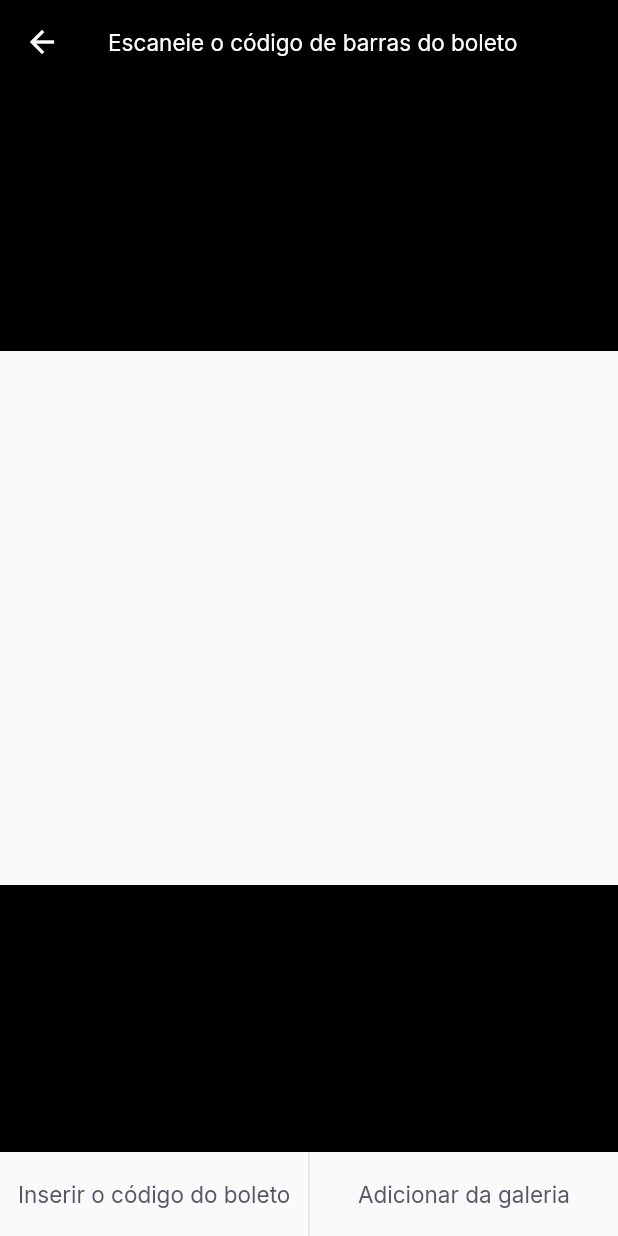
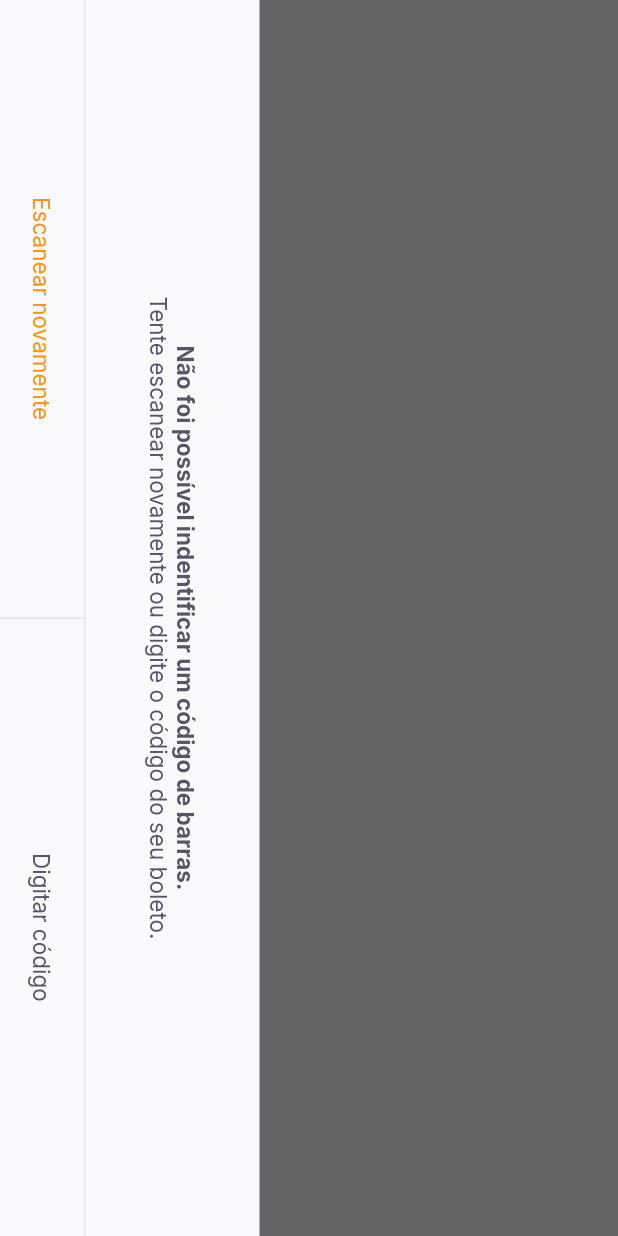
Before and after one commit to lucaswilliamgomes/payflow, a Flutter app: the BarcodeScannerPage screen opened by its route, on a phone screen of 412 x 824 dp. Run offline on Flutter 3.47's test engine with Material 2 defaults, Android fonts, the phone set to English and light mode, and no system bars; our stand-ins replace firebase_core, google_fonts, google_sign_in, shared_preferences; accounts and stored records are empty.

Commit message:
Create layout barcode scanner

```diff
--- a/lib/app_widget.dart
+++ b/lib/app_widget.dart
@@ -1,25 +1,34 @@
 import 'package:flutter/material.dart';
+import 'package:flutter/services.dart';
 import 'package:payflow/modules/barcode_scanner/barcode_scanner_page.dart';
 import 'package:payflow/modules/login/login_page.dart';
 import 'package:payflow/modules/splash/splash_page.dart';
-
 import 'modules/home/home_page.dart';
 import 'shared/themes/app_colors.dart';
 
 class AppWidget extends StatelessWidget {
   @override
   Widget build(BuildContext context) {
+        SystemChrome.setPreferredOrientations(
+      [
+        DeviceOrientation.portraitDown,
+        DeviceOrientation.portraitUp,
+      ],
+    );
     return MaterialApp(
         debugShowCheckedModeBanner: false,
         title: 'Pay Flow',
-        theme: ThemeData(primaryColor: AppColors.primary),
+        theme: ThemeData(
+          primarySwatch: Colors.orange,
+          primaryColor: AppColors.primary,
+        ),
         home: LoginPage(),
         initialRoute: "/splash",
         routes: {
           "/splash": (context) => SplashPage(),
           "/home": (context) => HomePage(),
           "/login": (context) => LoginPage(),
-          "/barcode_scanner" : (context) => BarcodeScannerPage(),
+          "/barcode_scanner": (context) => BarcodeScannerPage(),
         });
   }
 }
--- a/lib/modules/barcode_scanner/barcode_scanner_page.dart
+++ b/lib/modules/barcode_scanner/barcode_scanner_page.dart
@@ -1,8 +1,10 @@
 import 'package:flutter/material.dart';
 import 'package:payflow/shared/themes/app_colors.dart';
 import 'package:payflow/shared/themes/app_text_styles.dart';
+import 'package:payflow/shared/widgets/bottom_sheet_widget/bottom_sheet_widget.dart';
 import 'package:payflow/shared/widgets/divider_vertical/divider_vertical_widget.dart';
 import 'package:payflow/shared/widgets/label_button/label_button.dart';
+import 'package:payflow/shared/widgets/set_label_buttons/set_label_buttons.dart';
 
 class BarcodeScannerPage extends StatefulWidget {
   const BarcodeScannerPage({Key? key}) : super(key: key);
@@ -14,7 +16,21 @@ class BarcodeScannerPage extends StatefulWidget {
 class _BarcodeScannerPageState extends State<BarcodeScannerPage> {
   @override
   Widget build(BuildContext context) {
-    return Scaffold(
+    return Material(
+      child: BottomSheetWidget(
+          primaryLabel: "Escanear novamente",
+          primaryOnPressed: () {},
+          secondaryLabel: "Digitar código",
+          secondaryOnPressed: () {},
+          title: "Não foi possível indentificar um código de barras.",
+          subTitle:
+              "Tente escanear novamente ou digite o código do seu boleto."),
+    );
+    return SafeArea(
+      top: true,
+      child: RotatedBox(
+        quarterTurns: 1,
+        child: Scaffold(
             appBar: AppBar(
               backgroundColor: Colors.black,
               title: Text("Escaneie o código de barras do boleto",
@@ -27,7 +43,7 @@ class _BarcodeScannerPageState extends State<BarcodeScannerPage> {
               children: [
                 Expanded(
                     child: Container(
-            color: Colors.black,
+                  color: Colors.black.withOpacity(0.6),
                 )),
                 Expanded(
                     flex: 2,
@@ -36,29 +52,16 @@ class _BarcodeScannerPageState extends State<BarcodeScannerPage> {
                     )),
                 Expanded(
                     child: Container(
-            color: Colors.black,
+                  color: Colors.black.withOpacity(0.6),
                 ))
               ],
             ),
-      bottomNavigationBar: Container(
-        height: 56,
-        child: Row(
-          children: [
-            Expanded(
-              child: LabelButton(
-                label: "Inserir o código do boleto",
-                onPressed: () {},
-              ),
-            ),
-            DividerVerticalWidget(),
-            Expanded(
-              child: LabelButton(
-                label: "Adicionar da galeria",
-                onPressed: () {},
-              ),
-            ),
-          ],
-        ),
+            bottomNavigationBar: SetLabelButtons(
+              primaryLabel: "Inserir código do boleto",
+              primaryOnPressed: () {},
+              secondaryLabel: "Adicionar da galeria",
+              secondaryOnPressed: () {},
+            )),
       ),
     );
   }
--- /dev/null
+++ b/lib/shared/widgets/bottom_sheet_widget/bottom_sheet_widget.dart
@@ -0,0 +1,72 @@
+import 'package:flutter/material.dart';
+import 'package:payflow/shared/themes/app_colors.dart';
+import 'package:payflow/shared/themes/app_text_styles.dart';
+import 'package:payflow/shared/widgets/set_label_buttons/set_label_buttons.dart';
+
+class BottomSheetWidget extends StatelessWidget {
+  final String primaryLabel;
+  final VoidCallback primaryOnPressed;
+  final String secondaryLabel;
+  final VoidCallback secondaryOnPressed;
+  final String title;
+  final String subTitle;
+  const BottomSheetWidget(
+      {Key? key,
+      required this.primaryLabel,
+      required this.primaryOnPressed,
+      required this.secondaryLabel,
+      required this.secondaryOnPressed,
+      required this.title,
+      required this.subTitle})
+      : super(key: key);
+
+  @override
+  Widget build(BuildContext context) {
+    return SafeArea(
+      child: RotatedBox(
+        quarterTurns: 1,
+        child: Container(
+          color: AppColors.shape,
+          child: Column(
+            children: [
+              Expanded(
+                child: Container(
+                  color: Colors.black.withOpacity(0.6),
+                ),
+              ),
+              Column(
+                children: [
+                  Padding(
+                    padding: const EdgeInsets.all(40.0),
+                    child: Text.rich(
+                      TextSpan(
+                          style: TextStyles.buttonBoldHeading,
+                          text: title,
+                          children: [
+                            TextSpan(
+                                text: "\n$subTitle",
+                                style: TextStyles.buttonHeading)
+                          ]),
+                      textAlign: TextAlign.center,
+                    ),
+                  ),
+                  Container(
+                    height: 1,
+                    color: AppColors.stroke,
+                  ),
+                  SetLabelButtons(
+                    enablePrimaryColor: true,
+                    primaryLabel: primaryLabel,
+                    primaryOnPressed: primaryOnPressed,
+                    secondaryLabel: secondaryLabel,
+                    secondaryOnPressed: secondaryOnPressed,
+                  )
+                ],
+              )
+            ],
+          ),
+        ),
+      ),
+    );
+  }
+}
--- a/lib/shared/widgets/label_button/label_button.dart
+++ b/lib/shared/widgets/label_button/label_button.dart
@@ -4,7 +4,9 @@ import 'package:payflow/shared/themes/app_text_styles.dart';
 class LabelButton extends StatelessWidget {
   final String label;
   final VoidCallback onPressed;
-  const LabelButton({Key? key, required this.label, required this.onPressed})
+  final TextStyle? style;
+  const LabelButton(
+      {Key? key, required this.label, required this.onPressed, this.style})
       : super(key: key);
 
   @override
@@ -15,7 +17,7 @@ class LabelButton extends StatelessWidget {
           onPressed: onPressed,
           child: Text(
             label,
-            style: TextStyles.buttonHeading,
+            style: style ?? TextStyles.buttonHeading,
           )),
     );
   }
--- /dev/null
+++ b/lib/shared/widgets/set_label_buttons/set_label_buttons.dart
@@ -0,0 +1,45 @@
+import 'package:flutter/material.dart';
+import 'package:payflow/shared/themes/app_text_styles.dart';
+import 'package:payflow/shared/widgets/divider_vertical/divider_vertical_widget.dart';
+import 'package:payflow/shared/widgets/label_button/label_button.dart';
+
+class SetLabelButtons extends StatelessWidget {
+  final String primaryLabel;
+  final VoidCallback primaryOnPressed;
+  final String secondaryLabel;
+  final VoidCallback secondaryOnPressed;
+  final bool enablePrimaryColor;
+  const SetLabelButtons({
+    Key? key,
+    required this.primaryLabel,
+    required this.primaryOnPressed,
+    required this.secondaryLabel,
+    required this.secondaryOnPressed,
+    this.enablePrimaryColor = false,
+  }) : super(key: key);
+
+  @override
+  Widget build(BuildContext context) {
+    return Container(
+      height: 56,
+      child: Row(
+        children: [
+          Expanded(
+            child: LabelButton(
+              label: primaryLabel,
+              onPressed: primaryOnPressed,
+              style: enablePrimaryColor ? TextStyles.buttonPrimary : null,
+            ),
+          ),
+          DividerVerticalWidget(),
+          Expanded(
+            child: LabelButton(
+              label: secondaryLabel,
+              onPressed: secondaryOnPressed,
+            ),
+          ),
+        ],
+      ),
+    );
+  }
+}
```
Lines whose indentation alone changed are shown as unchanged.
